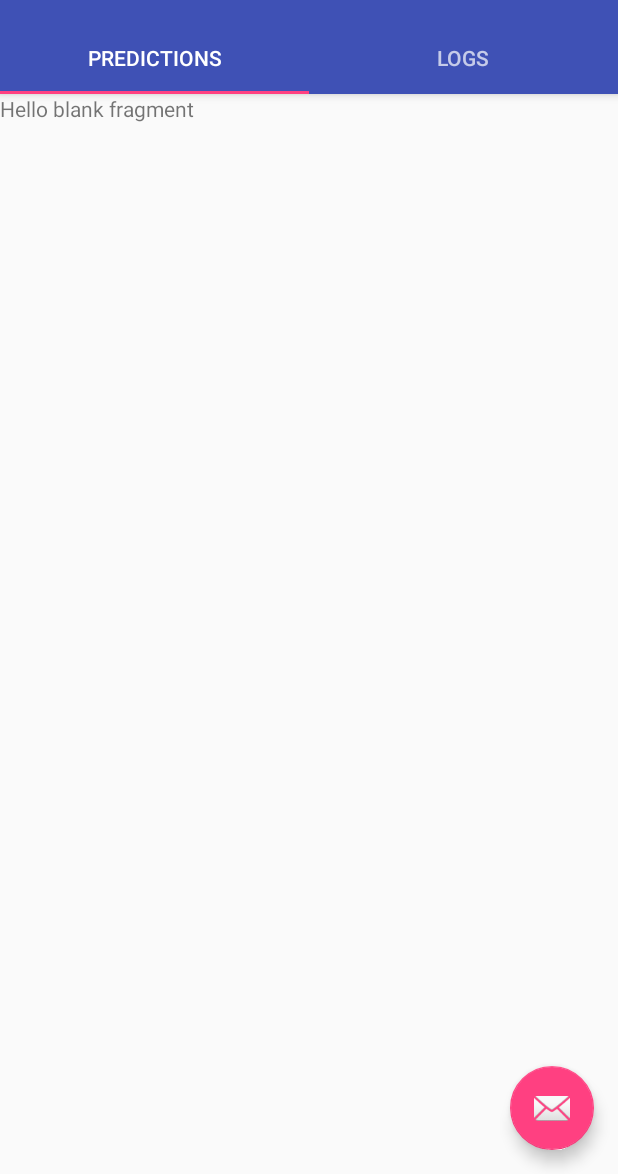
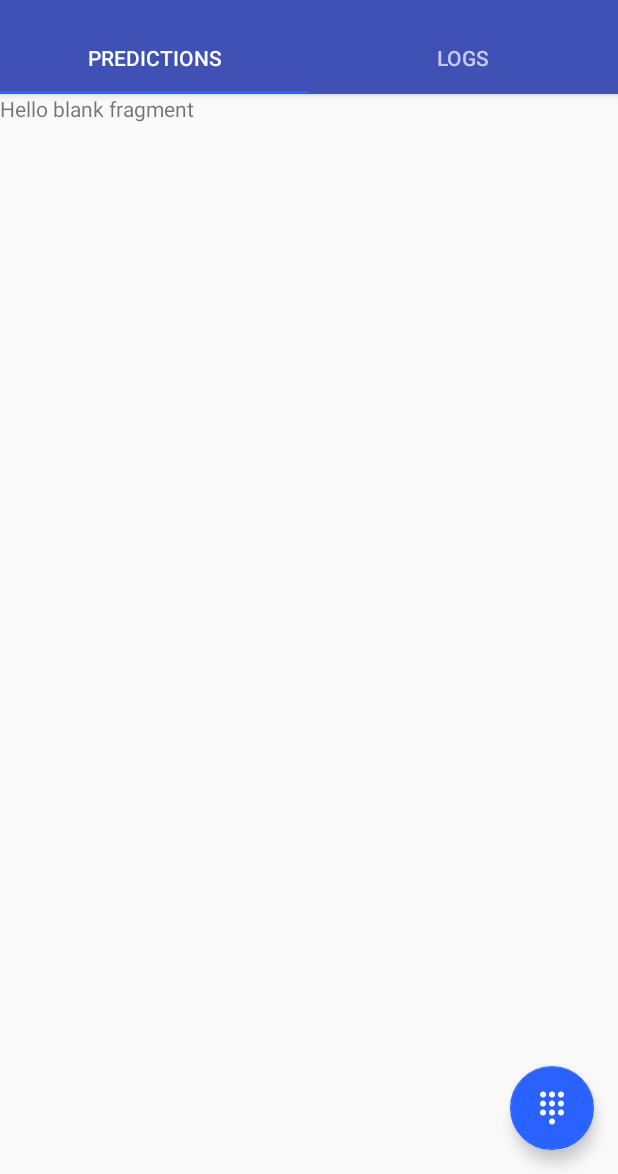
Before and after one commit to unstablebrainiac/DynamicDialer, an Android app: the screen it shows after launch (MainActivity), on a phone screen of 412 x 824 dp, the part 62-1236 px from its top. Run offline under Robolectric (Android 15) with nearby library versions, the phone set to English and light mode, and no system bars.

Commit message:
Added fab icon

```diff
--- a/app/src/main/res/layout/activity_main.xml
+++ b/app/src/main/res/layout/activity_main.xml
@@ -42,6 +42,6 @@
         android:layout_height="wrap_content"
         android:layout_gravity="bottom|end"
         android:layout_margin="@dimen/fab_margin"
-        app:srcCompat="@android:drawable/ic_dialog_email" />
+        app:srcCompat="@drawable/ic_dialpad_white_48dp" />
 
 </android.support.design.widget.CoordinatorLayout>
--- a/app/src/main/res/values/colors.xml
+++ b/app/src/main/res/values/colors.xml
@@ -2,5 +2,5 @@
 <resources>
     <color name="colorPrimary">#3F51B5</color>
     <color name="colorPrimaryDark">#303F9F</color>
-    <color name="colorAccent">#FF4081</color>
+    <color name="colorAccent">#2962FF</color>
 </resources>
```
Also changed, not shown: app/src/main/res/drawable-hdpi/ic_dialpad_white_48dp.png (added), app/src/main/res/drawable-mdpi/ic_dialpad_white_48dp.png (added), app/src/main/res/drawable-xhdpi/ic_dialpad_white_48dp.png (added), app/src/main/res/drawable-xxhdpi/ic_dialpad_white_48dp.png (added), app/src/main/res/drawable-xxxhdpi/ic_dialpad_white_48dp.png (added).
